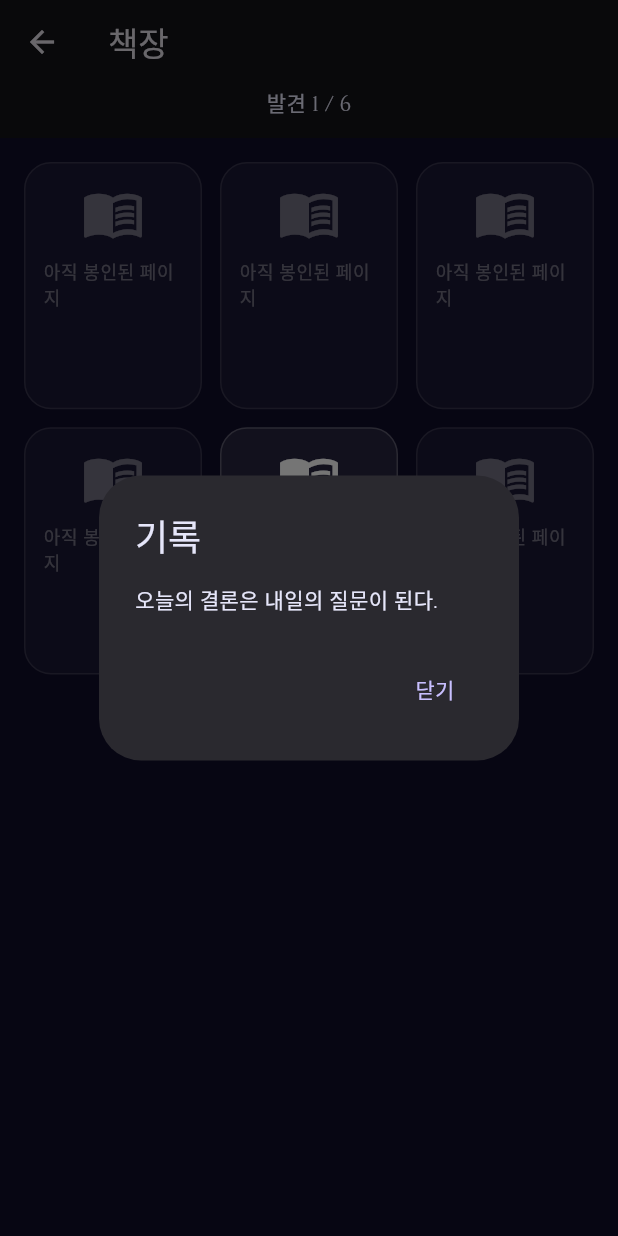
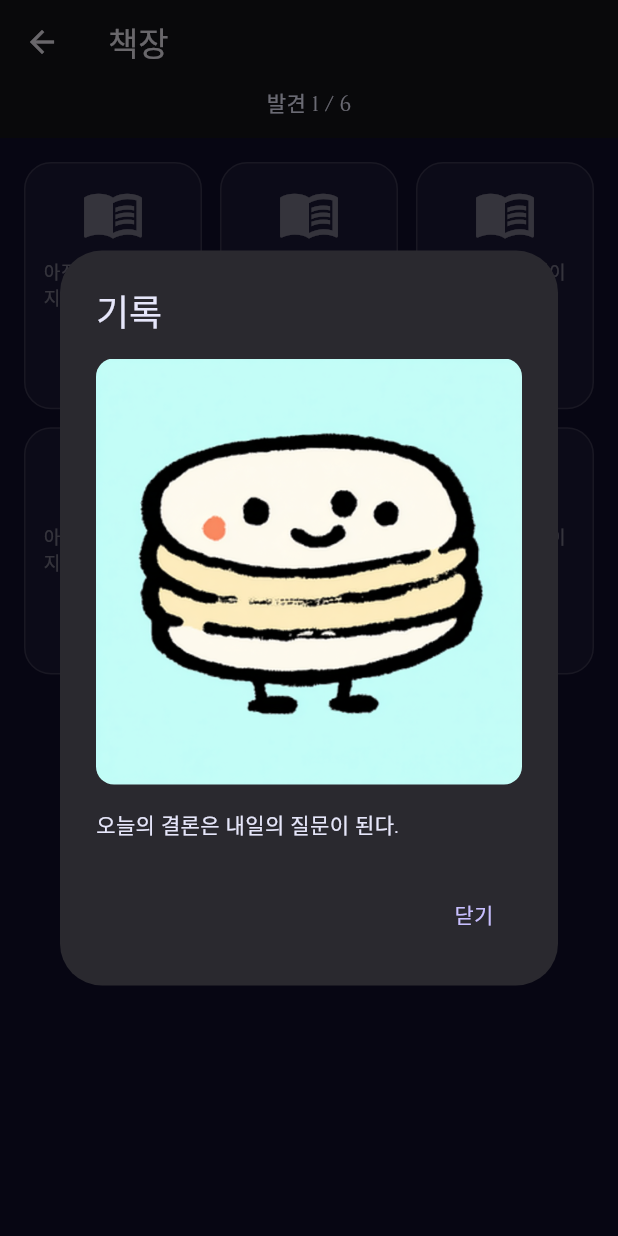
Before and after one commit to ddony8128/magic-book, a Flutter app: the RevealScreen screen opened directly, after a tap on "책장으로", after a tap on "오늘의 결론은 내일의 질문이 된다.", on a phone screen of 412 x 824 dp. Run offline on Flutter 3.47's test engine with Material 3 defaults, Android fonts, the phone set to English and light mode, and no system bars; our stand-ins replace audioplayers, flutter_animate, google_fonts, shared_preferences; accounts and stored records are empty.

Commit message:
feat: 모바일 UX 개선 및 설정 조정
- SafeArea 적용으로 하단 네비/인디케이터 영역 짤림 방지
- 계시 이미지 1:1(280x280)로 크게 표시
- 마력 회복 시간 1시간 → 5분으로 단축
- 책장에서 열어본 항목 탭 시 이미지+문구 다이얼로그 표시
- sfx 에셋 등록(pubspec), Color.withOpacity → withValues 로 변경
- README: APK 빌드 및 핸드폰 설치 방법 정리

```diff
--- a/lib/screens/cooldown_screen.dart
+++ b/lib/screens/cooldown_screen.dart
@@ -51,8 +51,9 @@ class _CooldownScreenState extends State<CooldownScreen> {
 
     return Scaffold(
       appBar: AppBar(title: const Text('마력 충전')),
-      body: Center(
-        child: Column(
+      body: SafeArea(
+        child: Center(
+          child: Column(
           mainAxisSize: MainAxisSize.min,
           children: [
             const Icon(Icons.bolt, size: 72),
@@ -73,6 +74,7 @@ class _CooldownScreenState extends State<CooldownScreen> {
             ),
           ],
         ),
+        ),
       ),
     );
   }
--- a/lib/screens/focus_screen.dart
+++ b/lib/screens/focus_screen.dart
@@ -40,8 +40,9 @@ class _FocusScreenState extends State<FocusScreen> {
   Widget build(BuildContext context) {
     return Scaffold(
       appBar: AppBar(title: const Text('집중')),
-      body: Center(
-        child: Column(
+      body: SafeArea(
+        child: Center(
+          child: Column(
           mainAxisSize: MainAxisSize.min,
           children: [
             const Text('고민을 마음속으로 되뇌이세요.'),
@@ -54,6 +55,7 @@ class _FocusScreenState extends State<FocusScreen> {
             const Text('…'),
           ],
         ),
+        ),
       ),
     );
   }
--- a/lib/screens/library_screen.dart
+++ b/lib/screens/library_screen.dart
@@ -1,6 +1,7 @@
 import 'package:flutter/material.dart';
 
 import '../data/answers.dart';
+import '../models/magic_answer.dart';
 import '../services/storage_service.dart';
 
 class LibraryScreen extends StatefulWidget {
@@ -29,6 +30,35 @@ class _LibraryScreenState extends State<LibraryScreen> {
     });
   }
 
+  void _showRecordDialog(BuildContext context, MagicAnswer a) {
+    showDialog(
+      context: context,
+      builder: (_) => AlertDialog(
+        title: const Text('기록'),
+        content: SingleChildScrollView(
+          child: Column(
+            mainAxisSize: MainAxisSize.min,
+            crossAxisAlignment: CrossAxisAlignment.stretch,
+            children: [
+              ClipRRect(
+                borderRadius: BorderRadius.circular(12),
+                child: AspectRatio(
+                  aspectRatio: 1,
+                  child: Image.asset(a.imageAsset, fit: BoxFit.cover),
+                ),
+              ),
+              const SizedBox(height: 16),
+              Text(a.text),
+            ],
+          ),
+        ),
+        actions: [
+          TextButton(onPressed: () => Navigator.pop(context), child: const Text('닫기')),
+        ],
+      ),
+    );
+  }
+
   @override
   Widget build(BuildContext context) {
     if (_loading) {
@@ -49,9 +79,10 @@ class _LibraryScreenState extends State<LibraryScreen> {
           ),
         ),
       ),
-      body: Padding(
-        padding: const EdgeInsets.all(16),
-        child: GridView.builder(
+      body: SafeArea(
+        child: Padding(
+          padding: const EdgeInsets.all(16),
+          child: GridView.builder(
           itemCount: kMagicAnswers.length,
           gridDelegate: const SliverGridDelegateWithFixedCrossAxisCount(
             crossAxisCount: 3,
@@ -66,19 +97,11 @@ class _LibraryScreenState extends State<LibraryScreen> {
               title: discovered ? a.text : '아직 봉인된 페이지',
               discovered: discovered,
               onTap: discovered
-                  ? () => showDialog(
-                        context: context,
-                        builder: (_) => AlertDialog(
-                          title: const Text('기록'),
-                          content: Text(a.text),
-                          actions: [
-                            TextButton(onPressed: () => Navigator.pop(context), child: const Text('닫기')),
-                          ],
-                        ),
-                      )
+                  ? () => _showRecordDialog(context, a)
                   : null,
             );
           },
+        ),
         ),
       ),
     );
@@ -98,7 +121,7 @@ class _BookTile extends StatelessWidget {
 
   @override
   Widget build(BuildContext context) {
-    final bg = discovered ? Colors.white10 : Colors.white.withOpacity(0.05);
+    final bg = discovered ? Colors.white10 : Colors.white.withValues(alpha: 0.05);
     final border = discovered ? Colors.white24 : Colors.white12;
 
     return InkWell(
--- a/lib/screens/reveal_screen.dart
+++ b/lib/screens/reveal_screen.dart
@@ -63,7 +63,8 @@ class _RevealScreenState extends State<RevealScreen> {
 
   return Scaffold(
   appBar: AppBar(title: const Text('계시')),
-  body: Stack(
+  body: SafeArea(
+    child: Stack(
     children: [
       // 배경 그라데이션(몽환)
       Container(
@@ -96,17 +97,18 @@ class _RevealScreenState extends State<RevealScreen> {
 
               const SizedBox(height: 18),
 
-              // 이미지: reveal 이후 나타나게
+              // 이미지: reveal 이후 나타나게 (1:1 정사각형, 크게)
               AnimatedSwitcher(
                 duration: const Duration(milliseconds: 450),
                 child: !_revealed
-                    ? const SizedBox(height: 180)
+                    ? const SizedBox(width: 280, height: 280)
                     : SizedBox(
                         key: const ValueKey('img'),
-                        height: 180,
+                        width: 280,
+                        height: 280,
                         child: ClipRRect(
                           borderRadius: BorderRadius.circular(16),
-                          child: Image.asset(a.imageAsset, fit: BoxFit.cover, width: double.infinity),
+                          child: Image.asset(a.imageAsset, fit: BoxFit.cover),
                         ),
                       ).animate().fadeIn(duration: 400.ms).blur(begin: const Offset(6, 6), end: const Offset(0, 0)),
               ),
@@ -135,7 +137,7 @@ class _RevealScreenState extends State<RevealScreen> {
                 opacity: _revealed ? 1 : 0,
                 duration: const Duration(milliseconds: 450),
                 child: Text(
-                  '이 문장을 마음속에 새기세요.\n마력은 1시간 뒤 회복됩니다.',
+                  '이 문장을 마음속에 새기세요.\n마력은 5분 뒤 회복됩니다.',
                   textAlign: TextAlign.center,
                   style: Theme.of(context).textTheme.bodySmall?.copyWith(color: Colors.white70),
                 ),
@@ -159,6 +161,7 @@ class _RevealScreenState extends State<RevealScreen> {
         ),
       ),
     ],
+    ),
   ),
   );
   }
--- a/lib/services/storage_service.dart
+++ b/lib/services/storage_service.dart
@@ -27,13 +27,13 @@ class StorageService {
     await prefs.setInt(_kLastUsedAtMs, dt.millisecondsSinceEpoch);
   }
 
-  bool isOnCooldown({required DateTime? lastUsedAt, Duration cooldown = const Duration(hours: 1)}) {
+  bool isOnCooldown({required DateTime? lastUsedAt, Duration cooldown = const Duration(minutes: 5)}) {
     if (lastUsedAt == null) return false;
     final now = DateTime.now();
     return now.isBefore(lastUsedAt.add(cooldown));
   }
 
-  Duration remainingCooldown({required DateTime lastUsedAt, Duration cooldown = const Duration(hours: 1)}) {
+  Duration remainingCooldown({required DateTime lastUsedAt, Duration cooldown = const Duration(minutes: 5)}) {
     final endsAt = lastUsedAt.add(cooldown);
     final now = DateTime.now();
     final diff = endsAt.difference(now);
```
Also changed, not shown: lib/screens/main_screen.dart (+5 -3 lines), 7 other files.
